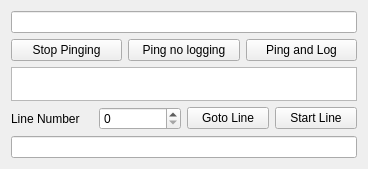
Old version of the form src/rosdetails.ui in the repository rolker/camp.
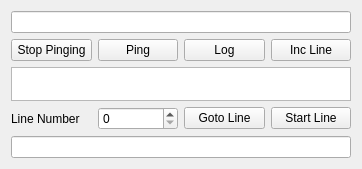
New version of the form.

Commit message: UI fixes, add line change cmd

```diff
--- a/src/rosdetails.ui
+++ b/src/rosdetails.ui
@@ -6,7 +6,7 @@
    <rect>
     <x>0</x>
     <y>0</y>
-    <width>368</width>
+    <width>362</width>
     <height>169</height>
    </rect>
   </property>
@@ -34,14 +34,21 @@
      <item>
       <widget class="QPushButton" name="startPingingPushButton">
        <property name="text">
-        <string>Ping no logging</string>
+        <string>Ping</string>
        </property>
       </widget>
      </item>
      <item>
       <widget class="QPushButton" name="pingAndLogPushButton">
        <property name="text">
-        <string>Ping and Log</string>
+        <string>Log</string>
+       </property>
+      </widget>
+     </item>
+     <item>
+      <widget class="QPushButton" name="incrementLinePushButton">
+       <property name="text">
+        <string>Inc Line</string>
        </property>
       </widget>
      </item>
```
The commit also changes 12 other files.
